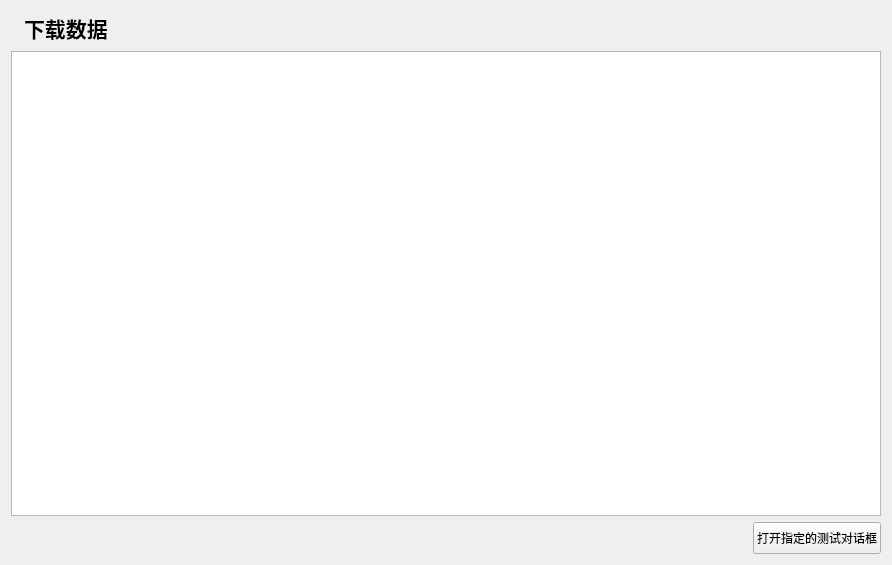
Old version of the form Bodystat/ui/downloaddatawidget.ui in the repository hym-dn/Bodystat.
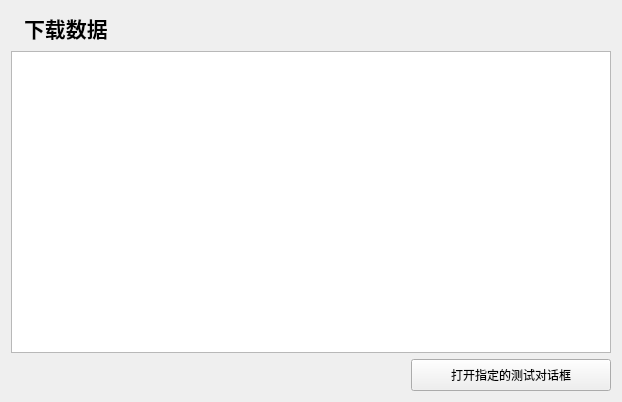
New version of the form.

Diff of the .ui file:
```diff
--- a/Bodystat/ui/downloaddatawidget.ui
+++ b/Bodystat/ui/downloaddatawidget.ui
@@ -6,8 +6,8 @@
    <rect>
     <x>0</x>
     <y>0</y>
-    <width>892</width>
-    <height>565</height>
+    <width>618</width>
+    <height>402</height>
    </rect>
   </property>
   <property name="windowTitle">
@@ -75,7 +75,20 @@
     </layout>
    </item>
    <item>
-    <widget class="QTableView" name="_testDataTableView"/>
+    <widget class="QTableView" name="_testDataTableView">
+     <property name="minimumSize">
+      <size>
+       <width>600</width>
+       <height>300</height>
+      </size>
+     </property>
+     <property name="selectionMode">
+      <enum>QAbstractItemView::SingleSelection</enum>
+     </property>
+     <property name="selectionBehavior">
+      <enum>QAbstractItemView::SelectRows</enum>
+     </property>
+    </widget>
    </item>
    <item>
     <layout class="QHBoxLayout" name="horizontalLayout_3">
@@ -96,7 +109,7 @@
       <widget class="QPushButton" name="_openTestDialogPushButton">
        <property name="minimumSize">
         <size>
-         <width>0</width>
+         <width>200</width>
          <height>32</height>
         </size>
        </property>
```
